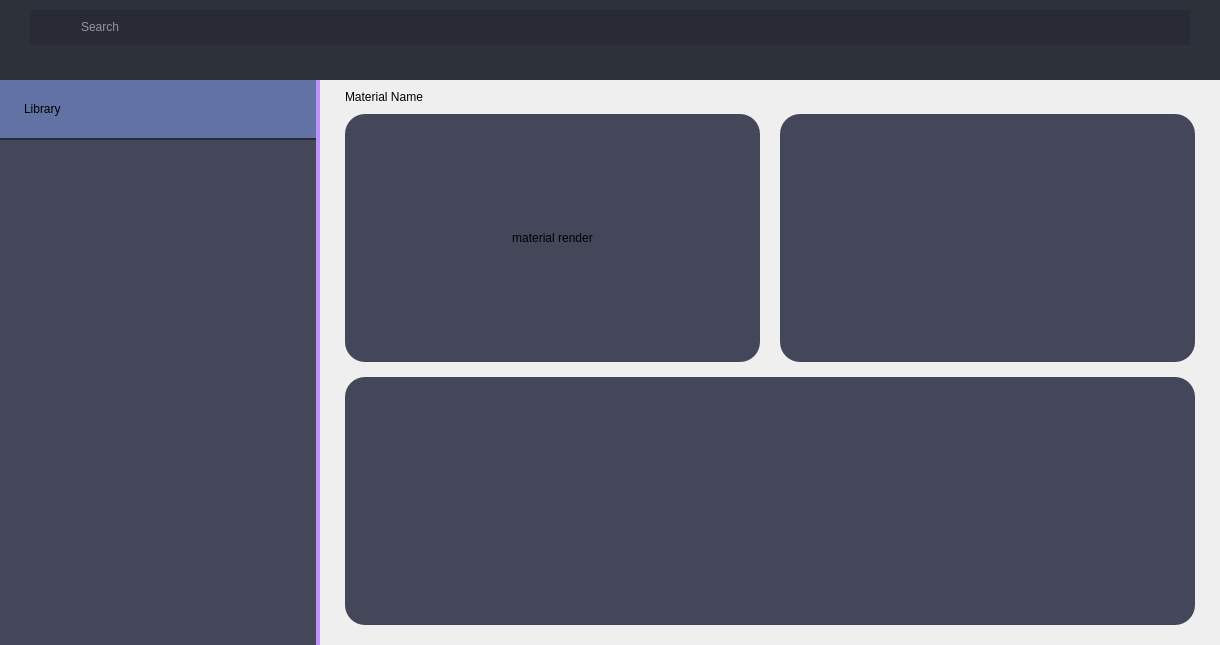
Before: the Qt Designer form src/modules/pbr_reference/ui/pbr_reference.ui in Studio-Takosu/takosu-manager, drawn with Qt 5.
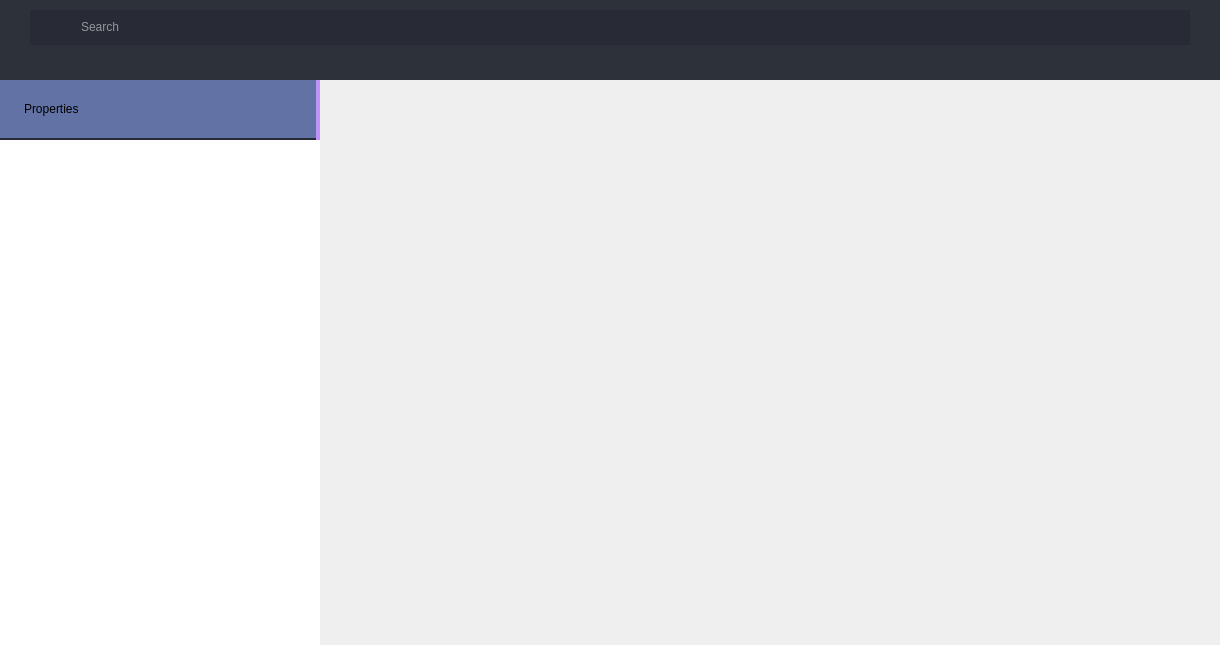
After: the same form once the commit is applied. The open tabs and pages were chosen to show the change. Icons and pictures are not drawn.

Commit message: modified pbr ui, removed test page and cleaned up main page

What changed in the file:
```diff
--- a/src/modules/pbr_reference/ui/pbr_reference.ui
+++ b/src/modules/pbr_reference/ui/pbr_reference.ui
@@ -61,31 +61,16 @@
 
 /* ///////////////////////////////////////// 
 Material List Frame */
-#materialListFrame {
+#materialPropFrame {
 	background-color: #44475A;
 	border-right: 4px solid #BD93F9;
 }
 
-#matLibTitleFrame {
+#propertiesTitleFrame {
 	background-color: rgb(98, 114, 164);
 	border-bottom: 2px solid #282A36;
 	margin-right: 4px;
 	padding-left: 15px;
-}
-
-#matLibraryListWidget {
-	background-color: transparent;
-	border: none;
-}
-
-#matWidgetTopFrame .QFrame {
-	background-color: #44475A;
-	border-radius: 20px;
-}
-
-#matWidgetBotFrame .QFrame {
-	background-color: #44475A;
-	border-radius: 20px;
 }</string>
   </property>
   <layout class="QVBoxLayout" name="verticalLayout_11">
@@ -107,7 +92,7 @@
    <item>
     <widget class="QStackedWidget" name="PbrStackedWidget">
      <property name="currentIndex">
-      <number>2</number>
+      <number>0</number>
      </property>
      <widget class="QWidget" name="pbrMainPage">
       <layout class="QVBoxLayout" name="verticalLayout">
@@ -331,7 +316,7 @@
            <number>0</number>
           </property>
           <item>
-           <widget class="QFrame" name="materialListFrame">
+           <widget class="QFrame" name="materialPropFrame">
             <property name="minimumSize">
              <size>
               <width>240</width>
@@ -361,7 +346,7 @@
               <number>0</number>
              </property>
              <item>
-              <widget class="QFrame" name="matLibTitleFrame">
+              <widget class="QFrame" name="propertiesTitleFrame">
                <property name="minimumSize">
                 <size>
                  <width>0</width>
@@ -373,7 +358,7 @@
                  <number>0</number>
                 </property>
                 <item>
-                 <widget class="QLabel" name="materialLibrayLabel">
+                 <widget class="QLabel" name="propertiesLabel">
                   <property name="sizePolicy">
                    <sizepolicy hsizetype="Preferred" vsizetype="Preferred">
                     <horstretch>0</horstretch>
@@ -384,7 +369,7 @@
                    <string notr="true"/>
                   </property>
                   <property name="text">
-                   <string>Library</string>
+                   <string>Properties</string>
                   </property>
                   <property name="alignment">
                    <set>Qt::AlignmentFlag::AlignLeading|Qt::AlignmentFlag::AlignLeft|Qt::AlignmentFlag::AlignVCenter</set>
@@ -461,182 +446,6 @@
              <property name="bottomMargin">
               <number>0</number>
              </property>
-             <item>
-              <widget class="QFrame" name="matLabelFrame">
-               <layout class="QHBoxLayout" name="horizontalLayout">
-                <property name="leftMargin">
-                 <number>25</number>
-                </property>
-                <property name="topMargin">
-                 <number>10</number>
-                </property>
-                <property name="rightMargin">
-                 <number>25</number>
-                </property>
-                <property name="bottomMargin">
-                 <number>10</number>
-                </property>
-                <item>
-                 <widget class="QLabel" name="matLabel">
-                  <property name="text">
-                   <string>Material Name</string>
-                  </property>
-                  <property name="alignment">
-                   <set>Qt::AlignmentFlag::AlignLeading|Qt::AlignmentFlag::AlignLeft|Qt::AlignmentFlag::AlignVCenter</set>
-                  </property>
-                 </widget>
-                </item>
-               </layout>
-              </widget>
-             </item>
-             <item>
-              <widget class="QFrame" name="matWidgetsFrame">
-               <property name="sizePolicy">
-                <sizepolicy hsizetype="Preferred" vsizetype="Expanding">
-                 <horstretch>0</horstretch>
-                 <verstretch>0</verstretch>
-                </sizepolicy>
-               </property>
-               <layout class="QVBoxLayout" name="verticalLayout_6">
-                <property name="spacing">
-                 <number>15</number>
-                </property>
-                <property name="leftMargin">
-                 <number>25</number>
-                </property>
-                <property name="topMargin">
-                 <number>0</number>
-                </property>
-                <property name="rightMargin">
-                 <number>25</number>
-                </property>
-                <property name="bottomMargin">
-                 <number>20</number>
-                </property>
-                <item>
-                 <widget class="QFrame" name="matWidgetTopFrame">
-                  <layout class="QHBoxLayout" name="horizontalLayout_3">
-                   <property name="spacing">
-                    <number>20</number>
-                   </property>
-                   <property name="leftMargin">
-                    <number>0</number>
-                   </property>
-                   <property name="topMargin">
-                    <number>0</number>
-                   </property>
-                   <property name="rightMargin">
-                    <number>0</number>
-                   </property>
-                   <property name="bottomMargin">
-                    <number>0</number>
-                   </property>
-                   <item>
-                    <widget class="QFrame" name="matRenderFrame">
-                     <layout class="QVBoxLayout" name="verticalLayout_7">
-                      <property name="spacing">
-                       <number>0</number>
-                      </property>
-                      <property name="leftMargin">
-                       <number>0</number>
-                      </property>
-                      <property name="topMargin">
-                       <number>0</number>
-                      </property>
-                      <property name="rightMargin">
-                       <number>0</number>
-                      </property>
-                      <property name="bottomMargin">
-                       <number>0</number>
-                      </property>
-                      <item alignment="Qt::AlignmentFlag::AlignHCenter">
-                       <widget class="QLabel" name="matRenderLabel">
-                        <property name="maximumSize">
-                         <size>
-                          <width>200</width>
-                          <height>200</height>
-                         </size>
-                        </property>
-                        <property name="text">
-                         <string>material render</string>
-                        </property>
-                        <property name="alignment">
-                         <set>Qt::AlignmentFlag::AlignCenter</set>
-                        </property>
-                       </widget>
-                      </item>
-                     </layout>
-                    </widget>
-                   </item>
-                   <item>
-                    <widget class="QFrame" name="verticalFrame_2">
-                     <layout class="QVBoxLayout" name="verticalLayout_8">
-                      <property name="spacing">
-                       <number>0</number>
-                      </property>
-                      <property name="leftMargin">
-                       <number>0</number>
-                      </property>
-                      <property name="topMargin">
-                       <number>0</number>
-                      </property>
-                      <property name="rightMargin">
-                       <number>0</number>
-                      </property>
-                      <property name="bottomMargin">
-                       <number>0</number>
-                      </property>
-                     </layout>
-                    </widget>
-                   </item>
-                  </layout>
-                 </widget>
-                </item>
-                <item>
-                 <widget class="QFrame" name="matWidgetBotFrame">
-                  <layout class="QHBoxLayout" name="horizontalLayout_4">
-                   <property name="spacing">
-                    <number>0</number>
-                   </property>
-                   <property name="leftMargin">
-                    <number>0</number>
-                   </property>
-                   <property name="topMargin">
-                    <number>0</number>
-                   </property>
-                   <property name="rightMargin">
-                    <number>0</number>
-                   </property>
-                   <property name="bottomMargin">
-                    <number>0</number>
-                   </property>
-                   <item>
-                    <widget class="QFrame" name="verticalFrame">
-                     <layout class="QVBoxLayout" name="verticalLayout_9">
-                      <property name="spacing">
-                       <number>0</number>
-                      </property>
-                      <property name="leftMargin">
-                       <number>0</number>
-                      </property>
-                      <property name="topMargin">
-                       <number>0</number>
-                      </property>
-                      <property name="rightMargin">
-                       <number>0</number>
-                      </property>
-                      <property name="bottomMargin">
-                       <number>0</number>
-                      </property>
-                     </layout>
-                    </widget>
-                   </item>
-                  </layout>
-                 </widget>
-                </item>
-               </layout>
-              </widget>
-             </item>
             </layout>
            </widget>
           </item>
@@ -685,99 +494,6 @@
        </item>
       </layout>
      </widget>
-     <widget class="QWidget" name="testPage">
-      <layout class="QVBoxLayout" name="verticalLayout_15">
-       <property name="spacing">
-        <number>0</number>
-       </property>
-       <property name="leftMargin">
-        <number>0</number>
-       </property>
-       <property name="topMargin">
-        <number>0</number>
-       </property>
-       <property name="rightMargin">
-        <number>0</number>
-       </property>
-       <property name="bottomMargin">
-        <number>0</number>
-       </property>
-       <item>
-        <widget class="QFrame" name="testFrame">
-         <layout class="QVBoxLayout" name="verticalLayout_14">
-          <property name="spacing">
-           <number>0</number>
-          </property>
-          <property name="leftMargin">
-           <number>0</number>
-          </property>
-          <property name="topMargin">
-           <number>0</number>
-          </property>
-          <property name="rightMargin">
-           <number>0</number>
-          </property>
-          <property name="bottomMargin">
-           <number>0</number>
-          </property>
-          <item>
-           <widget class="QScrollArea" name="scrollArea">
-            <property name="frameShape">
-             <enum>QFrame::Shape::NoFrame</enum>
-            </property>
-            <property name="sizeAdjustPolicy">
-             <enum>QAbstractScrollArea::SizeAdjustPolicy::AdjustToContents</enum>
-            </property>
-            <property name="widgetResizable">
-             <bool>true</bool>
-            </property>
-            <property name="alignment">
-             <set>Qt::AlignmentFlag::AlignLeading|Qt::AlignmentFlag::AlignLeft|Qt::AlignmentFlag::AlignVCenter</set>
-            </property>
-            <widget class="QWidget" name="scrollAreaWidgetContents">
-             <property name="geometry">
-              <rect>
-               <x>0</x>
-               <y>0</y>
-               <width>1220</width>
-               <height>645</height>
-              </rect>
-             </property>
-             <layout class="QVBoxLayout" name="verticalLayout_16">
-              <property name="spacing">
-               <number>0</number>
-              </property>
-              <property name="sizeConstraint">
-               <enum>QLayout::SizeConstraint::SetDefaultConstraint</enum>
-              </property>
-              <property name="leftMargin">
-               <number>0</number>
-              </property>
-              <property name="topMargin">
-               <number>0</number>
-              </property>
-              <property name="rightMargin">
-               <number>0</number>
-              </property>
-              <property name="bottomMargin">
-               <number>0</number>
-              </property>
-              <item>
-               <layout class="QGridLayout" name="gridLayout">
-                <property name="sizeConstraint">
-                 <enum>QLayout::SizeConstraint::SetDefaultConstraint</enum>
-                </property>
-               </layout>
-              </item>
-             </layout>
-            </widget>
-           </widget>
-          </item>
-         </layout>
-        </widget>
-       </item>
-      </layout>
-     </widget>
     </widget>
    </item>
   </layout>
```
The commit also changes 1 other file.
